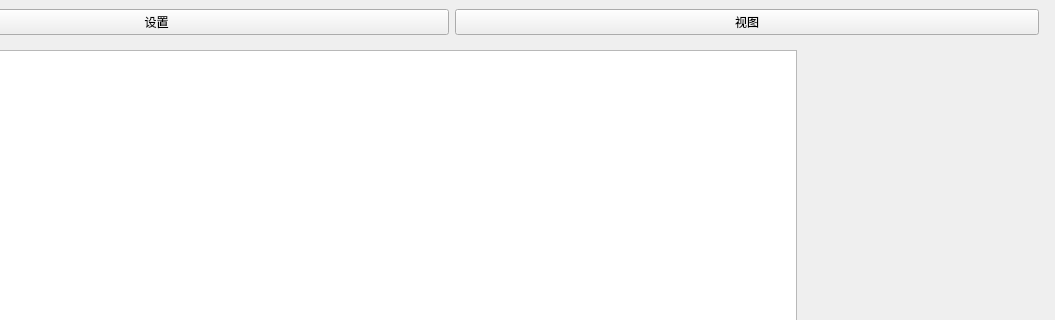
The window that system/ui/chat_window.ui (MarkXuJQ/Pelvis-Fracture-Image-Segmentation) describes before a commit, drawn with Qt 5; both pictures show x 145 to 1200 and y 0 to 320 of the 1200 by 800 pixel window.
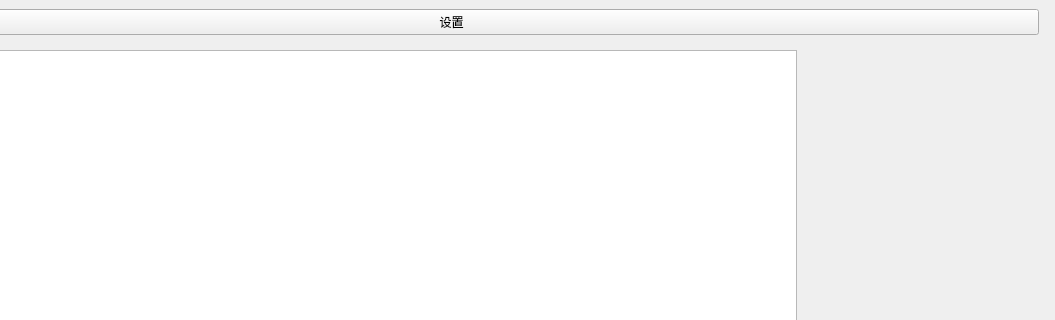
The same window after the commit.

Commit message: 完善聊天界面笔记功能

Diff of the .ui file:
```diff
--- a/system/ui/chat_window.ui
+++ b/system/ui/chat_window.ui
@@ -24,13 +24,6 @@
         </property>
        </widget>
       </item>
-      <item>
-       <widget class="QPushButton" name="viewButton">
-        <property name="text">
-         <string>视图</string>
-        </property>
-       </widget>
-      </item>
       <item>
        <spacer name="horizontalSpacer">
         <property name="orientation">
```
The commit also changes 5 other files.
